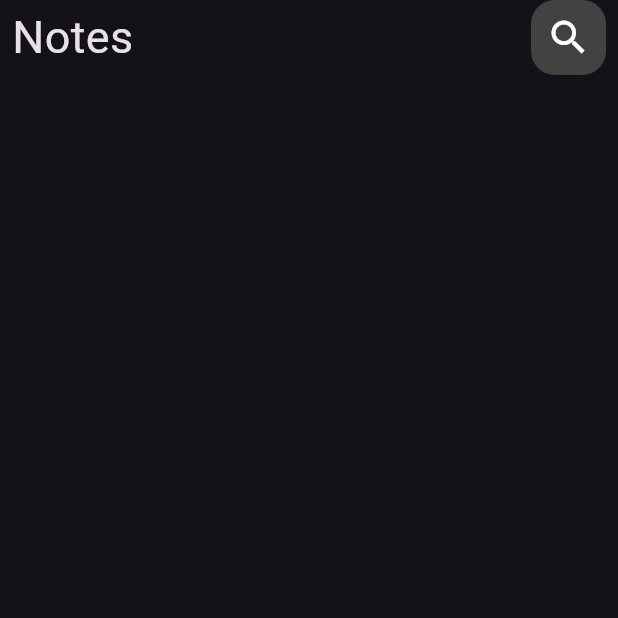
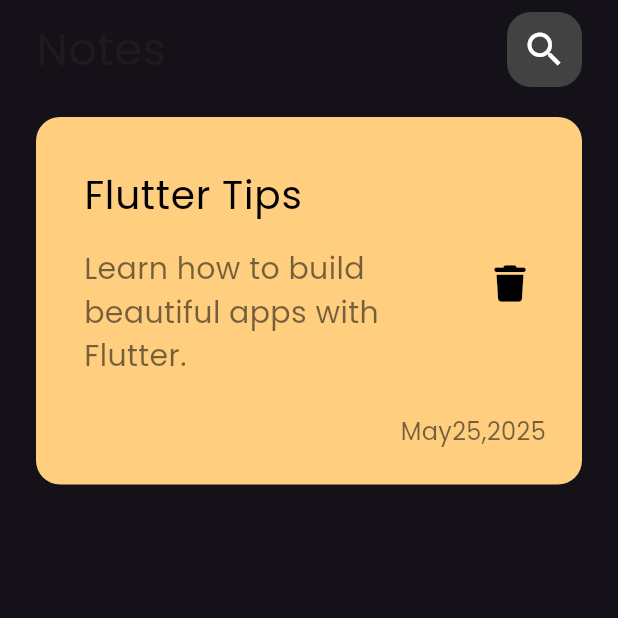
Before and after one commit to ahmedbadran40/notes_app, a Flutter app: the screen it shows after launch, on a phone screen of 412 x 824 dp, the top half of it. Run offline on Flutter 3.47's test engine with Material 3 defaults, Android fonts, the phone set to English and light mode, and no system bars; our stand-ins replace font_awesome_flutter, google_fonts.

Commit message:
finsh custom note item

```diff
--- a/lib/main.dart
+++ b/lib/main.dart
@@ -1,4 +1,5 @@
 import 'package:flutter/material.dart';
+import 'package:google_fonts/google_fonts.dart';
 import 'package:notes_app/views/notes_view.dart';
 
 void main() {
@@ -11,7 +12,10 @@ class NotesApp extends StatelessWidget {
   @override
   Widget build(BuildContext context) {
     return MaterialApp(
-      theme: ThemeData(brightness: Brightness.dark),
+      theme: ThemeData(
+        brightness: Brightness.dark,
+        textTheme: GoogleFonts.poppinsTextTheme(),
+      ),
       debugShowCheckedModeBanner: false,
       home: NotesView(),
     );
--- a/lib/widget/custom_note_item.dart
+++ b/lib/widget/custom_note_item.dart
@@ -1,10 +1,48 @@
 import 'package:flutter/material.dart';
+import 'package:font_awesome_flutter/font_awesome_flutter.dart';
 
 class CustomNoteItem extends StatelessWidget {
   const CustomNoteItem({super.key});
 
   @override
   Widget build(BuildContext context) {
-    return Container();
+    return Container(
+      padding: EdgeInsets.only(top: 24, bottom: 24, left: 16),
+      decoration: BoxDecoration(
+        color: Color(0xffffcf7f),
+        borderRadius: BorderRadius.circular(16),
+      ),
+      child: Column(
+        crossAxisAlignment: CrossAxisAlignment.end,
+        children: [
+          ListTile(
+            title: Text(
+              'Flutter Tips',
+              style: TextStyle(fontSize: 26, color: Colors.black),
+            ),
+
+            subtitle: Padding(
+              padding: const EdgeInsets.only(top: 16.0, bottom: 16),
+              child: Text(
+                'Learn how to build beautiful apps with Flutter.',
+                style: TextStyle(fontSize: 20, color: Colors.black54),
+              ),
+            ),
+            trailing: IconButton(
+              onPressed: () {},
+              icon: Icon(FontAwesomeIcons.trash, color: Colors.black, size: 24),
+            ),
+          ),
+
+          Padding(
+            padding: const EdgeInsets.only(right: 24),
+            child: Text(
+              'May25,2025',
+              style: TextStyle(fontSize: 16, color: Colors.black54),
+            ),
+          ),
+        ],
+      ),
+    );
   }
 }
--- a/lib/widget/notes_view_body.dart
+++ b/lib/widget/notes_view_body.dart
@@ -9,7 +9,7 @@ class NotesViewBody extends StatelessWidget {
   Widget build(BuildContext context) {
     return SafeArea(
       child: Padding(
-        padding: const EdgeInsets.symmetric(horizontal: 8.0),
+        padding: const EdgeInsets.symmetric(horizontal: 24, vertical: 8),
         child: const Column(
           children: [CustomAppBar(), SizedBox(height: 20), CustomNoteItem()],
         ),
--- a/pubspec.yaml
+++ b/pubspec.yaml
@@ -34,6 +34,8 @@ dependencies:
   # The following adds the Cupertino Icons font to your application.
   # Use with the CupertinoIcons class for iOS style icons.
   cupertino_icons: ^1.0.8
+  google_fonts: ^6.2.1
+  font_awesome_flutter: ^10.8.0
 
 dev_dependencies:
   flutter_test:
```
Also changed, not shown: pubspec.lock, 1 other file.
